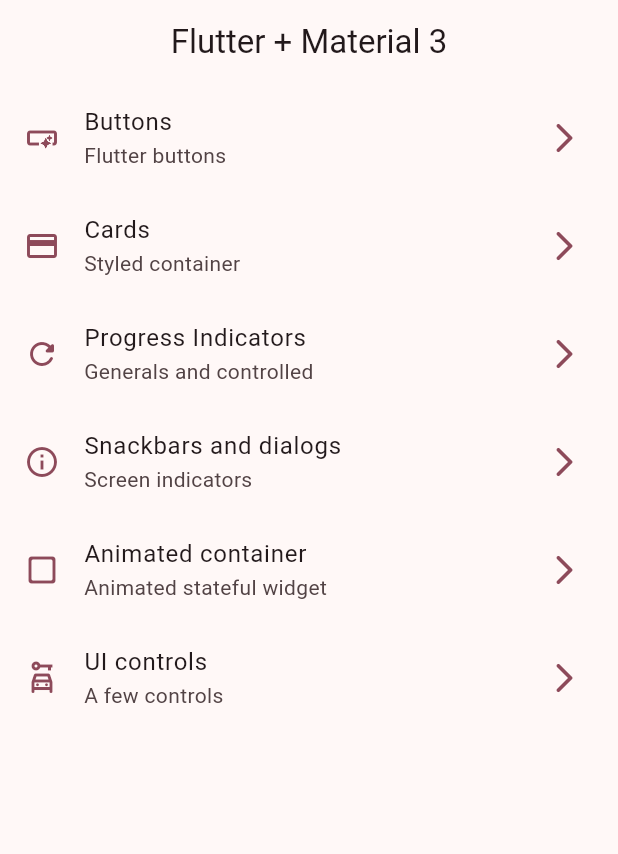
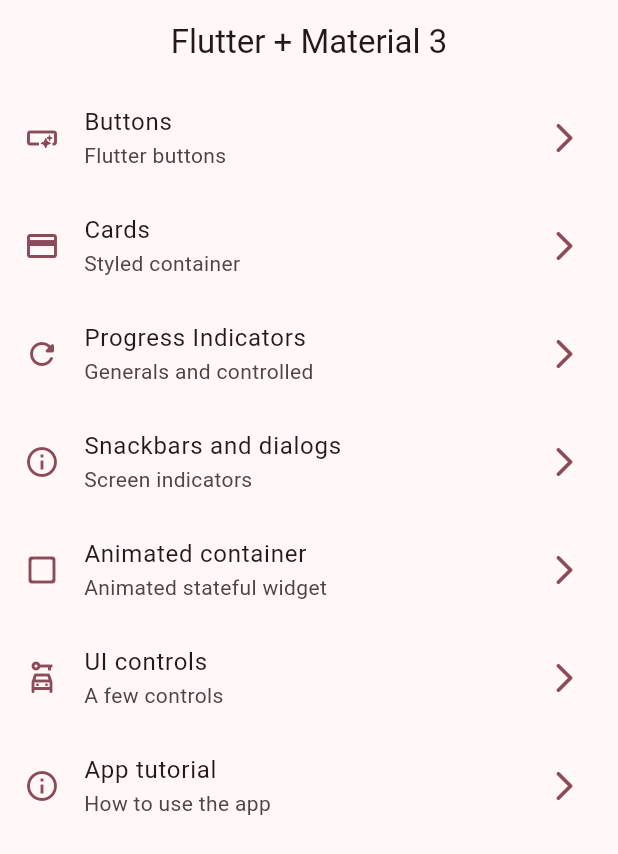
Before and after one commit to valllllll2000/flutter_widgets_app, a Flutter app: the screen it shows after launch, on a phone screen of 412 x 824 dp. Shown: the top 854 px of the screen. Run offline on Flutter 3.47's test engine with Material 3 defaults, Android fonts, the phone set to English and light mode, and no system bars; our stand-ins replace go_router.

Commit message:
adds images and menu items for tutorial

```diff
--- a/lib/config/menu/menu_items.dart
+++ b/lib/config/menu/menu_items.dart
@@ -44,4 +44,9 @@ const appMenuItems = <MenuItem>[
       subTitle: 'A few controls',
       link: '/ui-controls',
       icon: Icons.car_rental_outlined),
+  MenuItem(
+      title: 'App tutorial',
+      subTitle: 'How to use the app',
+      link: '/tutorial',
+      icon: Icons.info_outline),
 ];
--- a/lib/config/router/app_router.dart
+++ b/lib/config/router/app_router.dart
@@ -35,5 +35,9 @@ final appRouter = GoRouter(
         path: '/ui-controls',
         name: UiControlsScreen.name,
         builder: (context, state) => const UiControlsScreen()),
+    GoRoute(
+        path: '/tutorial',
+        name: AppTutorialScreen.name,
+        builder: (context, state) => const AppTutorialScreen()),
   ],
 );
--- a/pubspec.yaml
+++ b/pubspec.yaml
@@ -18,3 +18,6 @@ dev_dependencies:
 
 flutter:
   uses-material-design: true
+
+assets:
+  - assets/images/
```
Also changed, not shown: assets/Images/1.png (added), assets/Images/2.png (added), assets/Images/3.png (added), assets/Images/jar-loading.gif (added).
